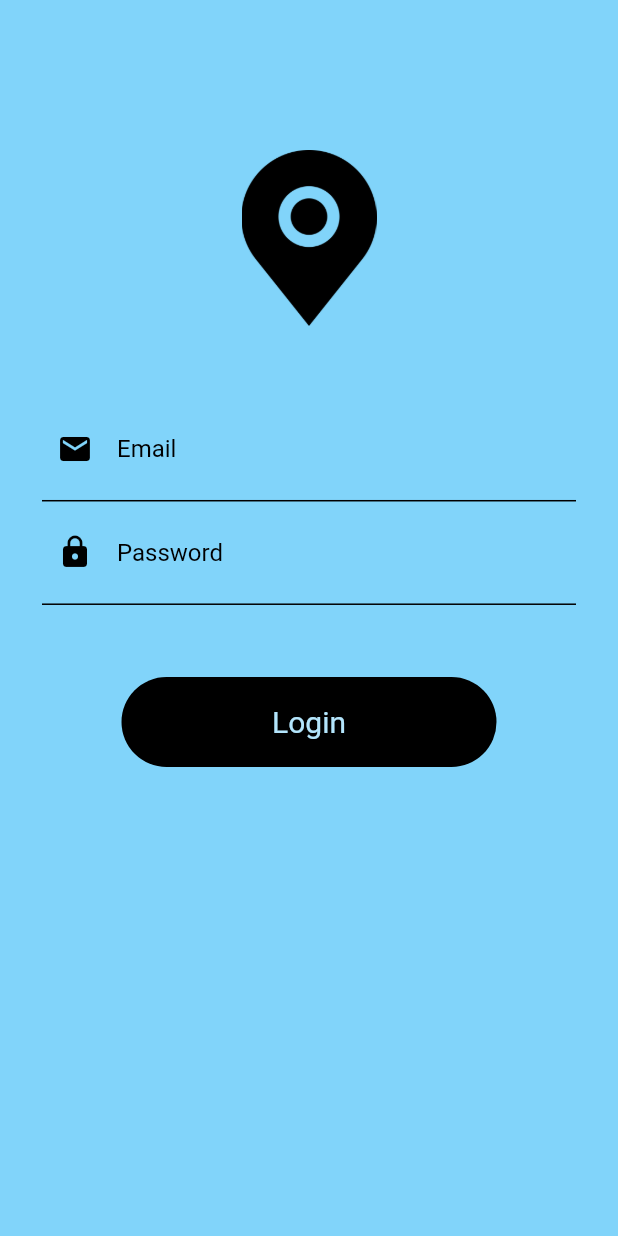
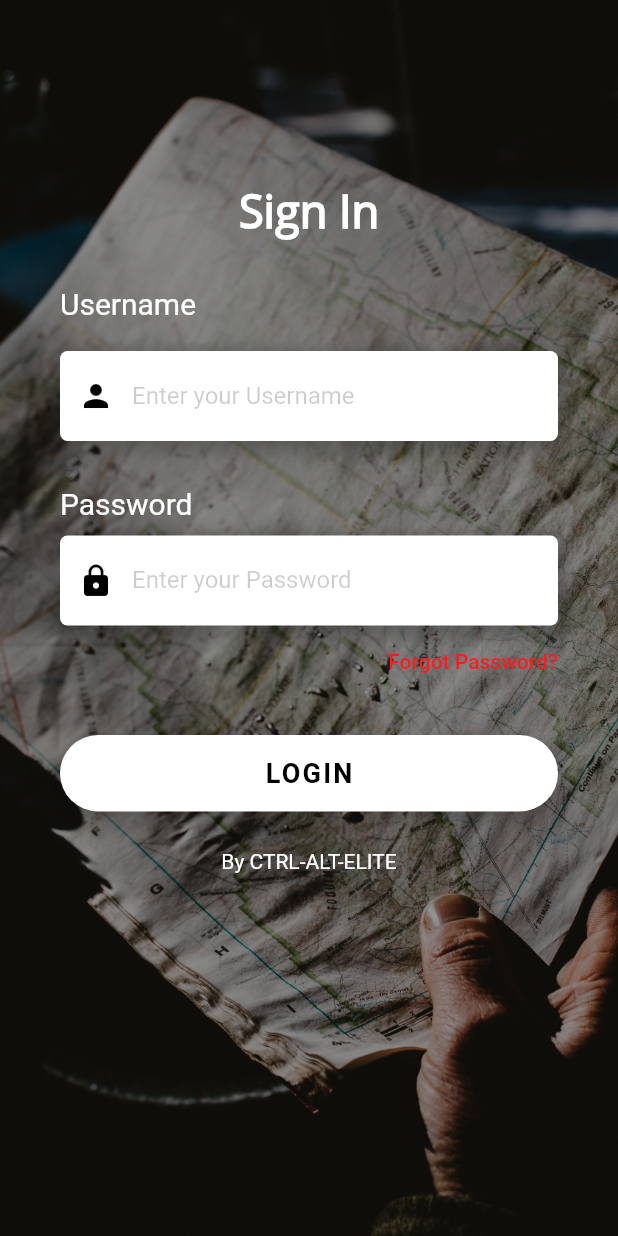
Before and after one commit to nwoproject/Courier-Driver-Tracker, a Flutter app: the screen it shows after launch, on a phone screen of 412 x 824 dp. Run offline on Flutter 3.47's test engine with Material 2 defaults, Android fonts, the phone set to English and light mode, and no system bars; our stand-ins replace flutter_local_notifications, geolocator, google_maps_flutter, location, shimmer; missing offline and left inert: flutter_polyline_points; Roboto replaces fonts that are missing (OpenSans-Regular).

```diff
--- a/courier_driver_tracker/lib/screens/home.dart
+++ b/courier_driver_tracker/lib/screens/home.dart
@@ -37,6 +37,29 @@ class _HomePageViewState extends State<HomePageView> {
 
     return SafeArea(
       child: Scaffold(
+        drawer: new Drawer(
+          child: new ListView(
+            children: <Widget>[
+              new UserAccountsDrawerHeader(
+                accountName: new Text("username"),
+                accountEmail: new Text("username@gmail.com"),
+                currentAccountPicture: new CircleAvatar(
+                    backgroundColor: Colors.white,
+                    child: new Text("U")
+                ),
+              ),
+              new ListTile(
+                title: new Text("Deliveries"),
+                trailing: new Icon(Icons.local_shipping),
+              ),
+              new ListTile(
+                title: new Text("Settings"),
+                trailing: new Icon(Icons.settings),
+              ),
+              new Divider(),
+            ],
+          ),
+        ),
         body: Column(
           children: <Widget>[
             AppBar(
@@ -44,6 +67,7 @@ class _HomePageViewState extends State<HomePageView> {
                   'MAP'
               ),
             ),
+
             Expanded(
                 child: GMap()
             ),
--- a/courier_driver_tracker/lib/screens/login.dart
+++ b/courier_driver_tracker/lib/screens/login.dart
@@ -1,139 +1,253 @@
+import 'package:flutter/cupertino.dart';
 import 'package:flutter/material.dart';
+import "dart:ui";
+
 
 class LoginPage extends StatefulWidget {
   @override
   _LoginPageState createState() => _LoginPageState();
 }
 
-class _LoginPageState extends State<LoginPage> {
+class _LoginPageState extends State<LoginPage> with SingleTickerProviderStateMixin{
   // The following two controllers stores the textfield values.
   TextEditingController emailController = new TextEditingController();
   TextEditingController passController = new TextEditingController();
+
+  AnimationController _iconAnimationController;
+  Animation<double>_iconAnimation;
+
+  final headingLabelStyle = TextStyle(
+    color: Colors.white,
+    fontSize: 20,
+    fontFamily: 'OpenSans-Regular',
+  );
+  final hintLabelStyle = TextStyle(
+    color: Colors.black.withOpacity(0.2),
+    fontFamily: 'OpenSans-Regular',
+
+  );
 
   void userLogin() {
     //Called when tapped on the Login button
     Navigator.of(context).pushNamed('/home');
   }
 
-  @override
-  Widget build(BuildContext context) {
-    return SafeArea(
-      child: GestureDetector(
-          onTap: (){
-              FocusScopeNode currentFocus = FocusScope.of(context);
-              if(!currentFocus.hasPrimaryFocus) {
-                currentFocus.unfocus();
-              }
-          },
-        child: Scaffold(
-          resizeToAvoidBottomInset: false,
-          backgroundColor: Colors.lightBlue[200],
-          body: Column(
+  Widget _username(){
+    return Column(
+      crossAxisAlignment: CrossAxisAlignment.start,
       children: <Widget>[
+        Text(
+          'Username',
+          style: headingLabelStyle,
+        ),
+        SizedBox(height: 20.0, width: 100.0),
+
         Container(
-                height: 80,
+          alignment: Alignment.centerLeft,
+          decoration: new BoxDecoration(
+              color: Colors.white,
+              borderRadius: BorderRadius.only(
+                  topLeft: Radius.circular(5),
+                  topRight: Radius.circular(5),
+                  bottomLeft: Radius.circular(5),
+                  bottomRight: Radius.circular(5)
               ),
-              SizedBox(
-                height: 20,
+              boxShadow: [
+                BoxShadow(
+                    color: Colors.black.withOpacity(0.2),
+                    spreadRadius: 5,
+                    blurRadius: 7,
+                    offset: Offset(0, 3)
+                )
+              ]
           ),
-              Padding(
-                padding: EdgeInsets.symmetric(horizontal: 20.0),
-                child: Column(
-                  crossAxisAlignment: CrossAxisAlignment.center,
-                  children: <Widget>[
-                    Center(
-                      child:
-                          Image.asset('assets/images/navigation.png', width: 90),
+          height: 60.0,
+          child: TextField(
+            keyboardType: TextInputType.emailAddress,
+            style: TextStyle(
+              color: Colors.black.withOpacity(0.5),
+              fontFamily: "OpenSans-Regular",
             ),
-                    SizedBox(
-                      height: 40,
-                    ),
-                    Container(
-                      padding: EdgeInsets.all(8.0),
-                      decoration: BoxDecoration(
-                          borderRadius: BorderRadius.circular(10.0)),
-                      child: Column(
-                        children: <Widget>[
-                          Container(
-                            padding: EdgeInsets.all(10.0),
-                            decoration: BoxDecoration(
-                              border: Border(
-                                bottom: BorderSide(color: Colors.black),
-                              ),
-                            ),
-                            child: TextField(
-                              controller: emailController,
             decoration: InputDecoration(
               border: InputBorder.none,
-                                hintText: 'Email',
-                                hintStyle: TextStyle(color: Colors.black),
-                                icon: Icon(
-                                  Icons.email,
+              contentPadding: EdgeInsets.only(top: 14.0),
+              prefixIcon: Icon(
+                Icons.person,
                 color: Colors.black,
+              ),
+              hintStyle: hintLabelStyle,
+              hintText: "Enter your Username",
+
             ),
           ),
         ),
+
+      ],
+    );
+  }
+  Widget _password(){
+    return Column(
+      crossAxisAlignment: CrossAxisAlignment.start,
+      children: <Widget>[
+        Text(
+          'Password',
+          style: headingLabelStyle,
         ),
+        SizedBox(height: 10.0),
         Container(
-                            padding: EdgeInsets.all(10.0),
-                            decoration: BoxDecoration(
-                              border: Border(
-                                bottom: BorderSide(
+          alignment: Alignment.centerLeft,
+          decoration: new BoxDecoration(
+              color: Colors.white,
+              borderRadius: BorderRadius.only(
+                  topLeft: Radius.circular(5),
+                  topRight: Radius.circular(5),
+                  bottomLeft: Radius.circular(5),
+                  bottomRight: Radius.circular(5)
+              ),
+              boxShadow: [
+                BoxShadow(
+                    color: Colors.black.withOpacity(0.2),
+                    spreadRadius: 5,
+                    blurRadius: 7,
+                    offset: Offset(0, 3)
+                )
+              ]
+          ),
+          height: 60.0,
+          child: TextField(
+            obscureText: true,
+            keyboardType: TextInputType.emailAddress,
+            style: TextStyle(
+              color: Colors.white,
+              fontFamily: "OpenSans-Regular",
+            ),
+            decoration: InputDecoration(
+              border: InputBorder.none,
+              contentPadding: EdgeInsets.only(top: 14.0),
+              prefixIcon: Icon(
+                Icons.lock,
                 color: Colors.black,
+              ),
+              hintText: "Enter your Password",
+              hintStyle: hintLabelStyle,
             ),
           ),
         ),
-                            child: TextField(
-                              obscureText: true,
-                              controller: passController,
-                              decoration: InputDecoration(
-                                border: InputBorder.none,
-                                hintText: 'Password',
-                                hintStyle: TextStyle(color: Colors.black),
-                                icon: Icon(
-                                  Icons.lock,
-                                  color: Colors.black,
+
+      ],
+    );
+  }
+  Widget _forgetPassword() {
+    return Container(
+      alignment: Alignment.centerRight,
+      child: FlatButton(
+          onPressed: () => {"implementation missing"},
+          padding: EdgeInsets.only(right: 0.0),
+          child: Text(
+            "Forgot Password?",
+            style: TextStyle(
+              color: Color(0xFFFF1B1C),
+
+              fontFamily: 'OpenSans-Regular',
             ),
-                              ),
-                            ),
-                          ),
-                        ],
-                      ),
-                    ),
-                    SizedBox(
-                      height: 40.0,
-                    ),
-                    InkWell(
-                      onTap: () {
-                        userLogin();
-                      },
-                      child: Container(
-                        width: 250,
-                        height: 60,
-                        //  margin: EdgeInsets.symmetric(horizontal: 60),
-                        decoration: BoxDecoration(
-                          borderRadius: BorderRadius.circular(50),
-                          color: Colors.black,
-                        ),
-                        child: Center(
-                          child: Padding(
-                            padding: const EdgeInsets.all(8.0),
-                            child: Text(
-                              "Login",
-                              textAlign: TextAlign.center,
-                              style: TextStyle(color: Colors.lightBlue[100], fontSize: 20),
-                            ),
-                          ),
-                        ),
-                      ),
-                    ),
-                  ],
-                ),
-              ),
-            ],
-          ),
-        ),
+
+          )
       ),
     );
   }
+
+  Widget _button(){
+    return Container(
+      padding: EdgeInsets.symmetric(vertical: 25.0),
+      width: double.infinity,
+      child: RaisedButton(
+        elevation: 5.0,
+        onPressed: () => userLogin(),
+        padding: EdgeInsets.all(15.0),
+        shape: RoundedRectangleBorder(
+          borderRadius: BorderRadius.circular(30.0),
+        ),
+        color: Colors.white,
+        child: Text(
+          "LOGIN",
+          style: TextStyle(
+              color: Colors.black,
+              letterSpacing: 1.5,
+              fontSize: 18.0,
+              fontWeight: FontWeight.bold,
+              fontFamily: "OpenSans-Regular"
+          ),
+        ),
+
+      ),
+    );
   }
+
+
+
+  @override
+  Widget build(BuildContext context) {
+    return new Scaffold(
+      body: Stack(
+        children: <Widget>[
+          Container(
+            height: double.infinity,
+            width: double.infinity,
+            decoration: BoxDecoration(
+                image: DecorationImage(
+                  fit: BoxFit.cover,
+                  colorFilter: ColorFilter.mode(Colors.black.withOpacity(0.4), BlendMode.darken),
+                  image: AssetImage("assets/images/login.jpg"),
+
+                )
+            ),
+          ),
+          Container(
+            height: double.infinity,
+            child: SingleChildScrollView(
+              physics: AlwaysScrollableScrollPhysics(),
+              padding:  EdgeInsets.symmetric(
+                horizontal: 40.0,
+                vertical: 120.0,
+              ),
+              child: Column(
+                mainAxisAlignment: MainAxisAlignment.center,
+                children: <Widget>[
+                  Text(
+                    "Sign In",
+                    style: TextStyle(
+                      color: Colors.white,
+                      fontFamily: 'OpenSans',
+                      fontSize: 30.0,
+                      fontWeight: FontWeight.bold,
+                    ),
+                  ),
+                  SizedBox(height: 30.0),
+                  _username(),
+                  SizedBox(height: 30.0),
+                  _password(),
+                  _forgetPassword(),
+                  _button(),
+                  Container(
+                    padding: EdgeInsets.only(bottom: 0.0),
+                    alignment: Alignment.bottomCenter,
+                    child: Text(
+                      "By CTRL-ALT-ELITE",
+                      style: TextStyle(
+                        color: Colors.white,
+
+                      ),
+                    ),
+
+                  )],
+              ),
+
+
+            ),
+          )
+        ],
+      ),
+
+    );
+  }
+}
--- a/courier_driver_tracker/pubspec.yaml
+++ b/courier_driver_tracker/pubspec.yaml
@@ -61,6 +61,10 @@ flutter:
       fonts:
         - asset: assets/fonts/Pacifico-Regular.ttf
 
+    - family: OpenSans
+      fonts:
+        - asset: assets/fonts/OpenSans-Regular.ttf
+
   # To add assets to your application, add an assets section, like this:
   # assets:
   #   - images/a_dot_burr.jpeg
```
Also changed, not shown: courier_driver_tracker/assets/fonts/OpenSans-Regular.ttf (added), courier_driver_tracker/assets/images/login.jpg (added), 7 other files. Lines whose indentation alone changed are shown as unchanged.
